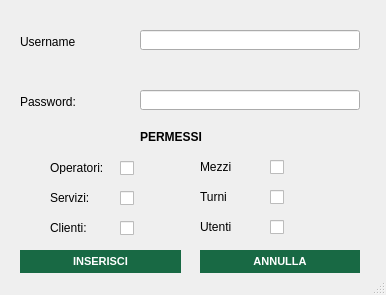
The window that src/main/gui/inserimento_utente.ui (OT-Rax/AnconAmbiente) describes before a commit, drawn with Qt 5.
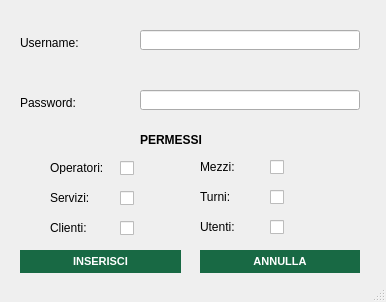
The same window after the commit. Icons and pictures are not drawn.

```diff
--- a/src/main/gui/inserimento_utente.ui
+++ b/src/main/gui/inserimento_utente.ui
@@ -7,9 +7,21 @@
     <x>0</x>
     <y>0</y>
     <width>386</width>
-    <height>295</height>
+    <height>302</height>
    </rect>
   </property>
+  <property name="minimumSize">
+   <size>
+    <width>386</width>
+    <height>302</height>
+   </size>
+  </property>
+  <property name="maximumSize">
+   <size>
+    <width>386</width>
+    <height>302</height>
+   </size>
+  </property>
   <property name="windowTitle">
    <string>Inserimento Utente</string>
   </property>
@@ -79,8 +91,8 @@
      <rect>
       <x>140</x>
       <y>130</y>
-      <width>80</width>
-      <height>13</height>
+      <width>81</width>
+      <height>21</height>
      </rect>
     </property>
     <property name="text">
@@ -122,8 +134,8 @@
      <rect>
       <x>20</x>
       <y>35</y>
-      <width>55</width>
-      <height>13</height>
+      <width>91</width>
+      <height>16</height>
      </rect>
     </property>
     <property name="text">
@@ -145,8 +157,8 @@
      <rect>
       <x>20</x>
       <y>95</y>
-      <width>55</width>
-      <height>13</height>
+      <width>81</width>
+      <height>16</height>
      </rect>
     </property>
     <property name="text">
@@ -228,7 +240,7 @@
      </rect>
     </property>
     <property name="text">
-     <string>Turni</string>
+     <string>Turni:</string>
     </property>
    </widget>
    <widget class="QCheckBox" name="utenti_check">
@@ -254,7 +266,7 @@
      </rect>
     </property>
     <property name="text">
-     <string>Utenti</string>
+     <string>Utenti:</string>
     </property>
    </widget>
    <widget class="QCheckBox" name="mezzi_check">
@@ -293,7 +305,7 @@
      </rect>
     </property>
     <property name="text">
-     <string>Mezzi</string>
+     <string>Mezzi:</string>
     </property>
    </widget>
    <widget class="QLabel" name="username_error">
```
